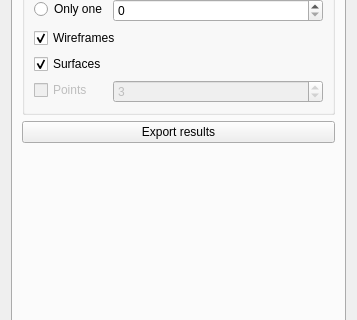
Old version of the form ui/qG3PointDialog.ui in the repository p-leroy/qG3Point; both pictures show x 0 to 357 and y 197 to 517 of the 357 by 608 pixel window.
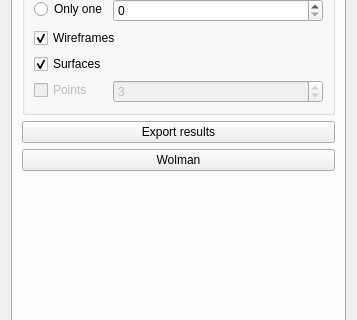
New version of the form. The open tabs and pages were chosen to show the change.

Commit message: start of wolman implementation

```diff
--- a/ui/qG3PointDialog.ui
+++ b/ui/qG3PointDialog.ui
@@ -353,6 +353,13 @@
          </property>
         </widget>
        </item>
+       <item>
+        <widget class="QPushButton" name="pushButtonWolman">
+         <property name="text">
+          <string>Wolman</string>
+         </property>
+        </widget>
+       </item>
        <item>
         <spacer name="verticalSpacer">
          <property name="orientation">
```
Left out of the diff: 6 changed lines with no effect on the pictures. The commit also changes 4 other files.
